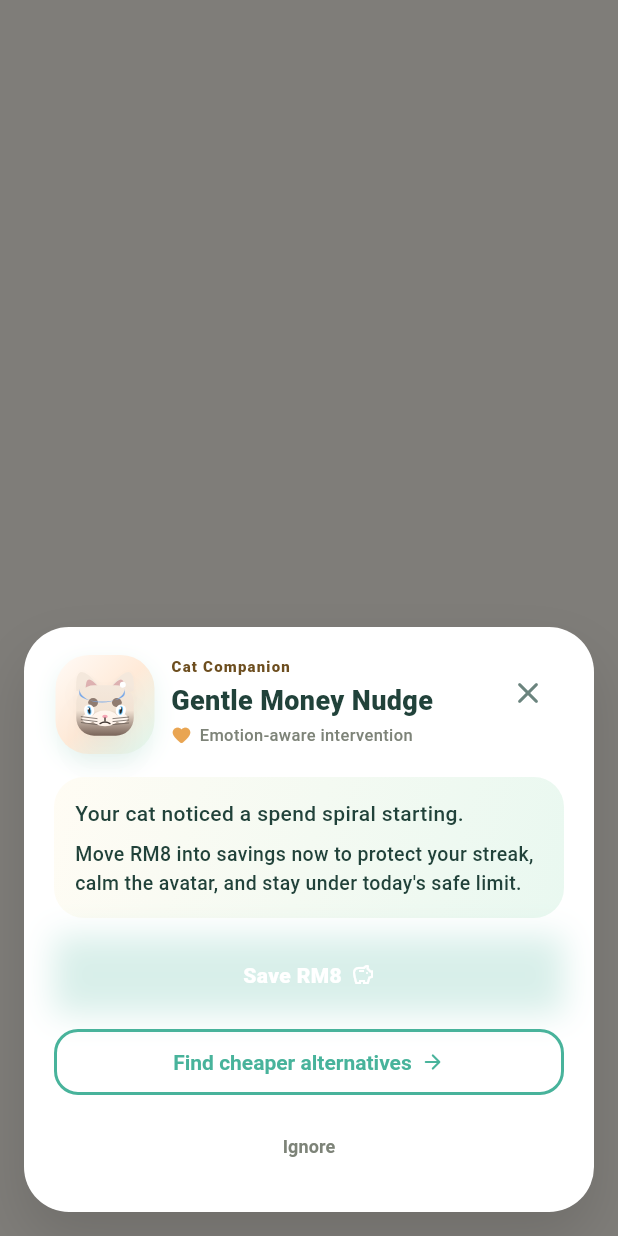
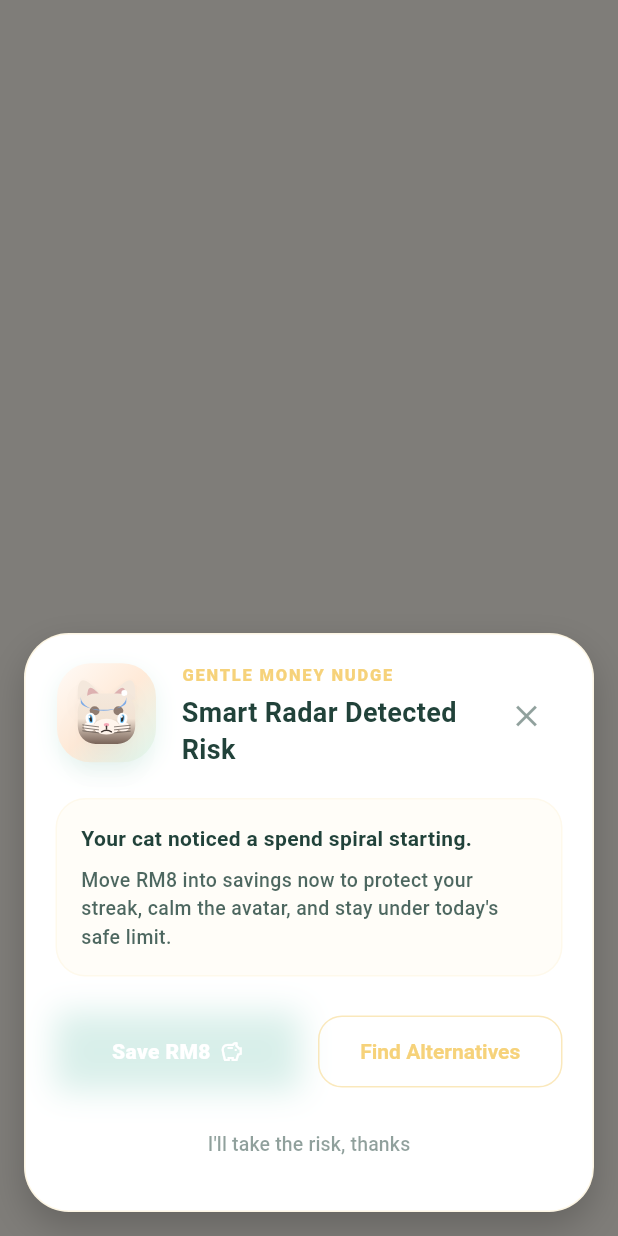
Before and after one commit to wyii1200/ThinkTwice, a Flutter app: the AIInterventionModal widget shown alone on an empty page, opened directly with empty values, on a phone screen of 412 x 824 dp. Run offline on Flutter 3.47's test engine with Material 3 defaults, Android fonts, the phone set to English and light mode, and no system bars; our stand-ins replace firebase_auth, firebase_core, geolocator, google_maps_flutter, image_picker, shared_preferences; accounts and stored records are empty; statements that could not run were skipped.

Commit message:
updated hosting url

```diff
--- a/flutter_app/lib/src/screens/home_page.dart
+++ b/flutter_app/lib/src/screens/home_page.dart
@@ -23,6 +23,7 @@ class HomePage extends StatefulWidget {
     required this.accessory,
     required this.effect,
     required this.showAlert,
+    this.latestNudge,
     required this.onSaveAlert,
     required this.onOpenAlternatives,
     required this.onDismissAlert,
@@ -49,6 +50,7 @@ class HomePage extends StatefulWidget {
   final String accessory;
   final String effect;
   final bool showAlert;
+  final AiNudge? latestNudge;
   final VoidCallback onSaveAlert;
   final VoidCallback onOpenAlternatives;
   final VoidCallback onDismissAlert;
@@ -115,18 +117,25 @@ class _HomePageState extends State<HomePage> {
               ?.toString() ??
           'spending';
 
-      if (triggerSmartRadar && mounted) {
+      if (triggerSmartRadar && mounted && !widget.showAlert) {
         ScaffoldMessenger.of(context).showSnackBar(
           SnackBar(
-            duration: const Duration(seconds: 3),
-            content: Text(
-              'Smart Radar activated for $radarCategory spending. Opening Radar...',
+            content: Row(
+              children: [
+                const Icon(Icons.radar, color: Colors.white),
+                const SizedBox(width: 12),
+                Expanded(child: Text(fullAiResult['integrationPayload']?['smartRadar']?['radarMessage'] ?? 'Smart Radar activated!')),
+              ],
             ),
+            backgroundColor: context.colors.accent,
+            behavior: SnackBarBehavior.floating,
+            duration: const Duration(seconds: 4),
           ),
         );
 
-        Future.delayed(const Duration(seconds: 2), () {
-          if (mounted) {
+        // Only auto-navigate if the intervention modal isn't showing
+        Future.delayed(const Duration(seconds: 3), () {
+          if (mounted && !widget.showAlert) {
             widget.onNavigate(1);
           }
         });
@@ -1161,6 +1170,7 @@ class _HomePageState extends State<HomePage> {
         if (showAlert)
           Positioned.fill(
             child: AIInterventionModal(
+              nudge: widget.latestNudge,
               onSaveNow: onSaveAlert,
               onFindAlternative: onOpenAlternatives,
               onIgnore: onDismissAlert,
--- a/flutter_app/lib/src/screens/radar_screen.dart
+++ b/flutter_app/lib/src/screens/radar_screen.dart
@@ -61,6 +61,7 @@ class _RadarPageState extends State<RadarPage> {
   // Run `ipconfig` in PowerShell → IPv4 Address under WiFi adapter
   // e.g. 'http://192.168.1.105:4000'
   // Emulator: 'http://10.0.2.2:4000'  |  Web/desktop: 'http://localhost:4000'
+  // Deployed: 'https://thinktwice-zu5d.onrender.com/'
 
   static String get _userId {
     final user = FirebaseAuth.instance.currentUser;
--- a/flutter_app/lib/src/services/backend_api_service.dart
+++ b/flutter_app/lib/src/services/backend_api_service.dart
@@ -1,7 +1,7 @@
 import 'dart:convert';
 import 'package:http/http.dart' as http;
 
-const String _backendUrl = 'http://localhost:3000';
+const String _backendUrl = 'https://us-central1-thinktwice-kamihack.cloudfunctions.net/api';
 
 class UserProfile {
   final String userId;
--- a/flutter_app/lib/src/services/radar_api_service.dart
+++ b/flutter_app/lib/src/services/radar_api_service.dart
@@ -5,7 +5,7 @@ import 'package:http/http.dart' as http;
 
 //const String _baseUrl = 'https://thinktwice-zu5d.onrender.com/';
 
-const String _baseUrl = 'http://localhost:4000';
+const String _baseUrl = 'https://thinktwice-zu5d.onrender.com/';
 // ─── Response models ──────────────────────────────────────────────────────────
 
 class ApiDeal {
--- a/flutter_app/lib/src/widgets/shared.dart
+++ b/flutter_app/lib/src/widgets/shared.dart
@@ -5,6 +5,7 @@ import 'package:flutter/material.dart';
 import '../../widgets/cat_head_avatar.dart';
 import '../core/app_theme.dart';
 import '../core/models.dart';
+import '../services/backend_api_service.dart';
 
 export '../../widgets/cat_head_avatar.dart'
     show AvatarMood, avatarMoodFromId, avatarMoodId, catBreedConfigs, catBreedLabel, moodLabel;
@@ -287,26 +288,38 @@ Widget avatarMoodBadge(BuildContext context, AvatarMood mood) {
 }
 
 class AIInterventionModal extends StatelessWidget {
+  final AiNudge? nudge;
+  final VoidCallback onSaveNow;
+  final VoidCallback onFindAlternative;
+  final VoidCallback onIgnore;
+
   const AIInterventionModal({
     super.key,
+    this.nudge,
     required this.onSaveNow,
     required this.onFindAlternative,
     required this.onIgnore,
   });
 
-  final VoidCallback onSaveNow;
-  final VoidCallback onFindAlternative;
-  final VoidCallback onIgnore;
-
   @override
   Widget build(BuildContext context) {
+    // Determine the save amount from nudge or fallback
+    final saveAmount = nudge?.saveAmount ?? 8.0;
+    final saveText = 'Save RM${saveAmount.toStringAsFixed(0)}';
+
+    // Determine the main message
+    final mainMessage = nudge?.nudgeText ?? 'Your cat noticed a spend spiral starting.';
+
+    // Determine the action message
+    final nudgeText = nudge?.suggestedAction ??
+        'Move RM${saveAmount.toStringAsFixed(0)} into savings now to protect your streak, calm the avatar, and stay under today\'s safe limit.';
     return Material(
       color: Colors.black.withOpacity(0.5),
       child: SafeArea(
         child: Align(
           alignment: Alignment.bottomCenter,
           child: Padding(
-            padding: const EdgeInsets.all(16),
+            padding: const EdgeInsets.all(16.0),
             child: Container(
               constraints: const BoxConstraints(maxWidth: 430),
               padding: const EdgeInsets.all(20),
@@ -314,14 +327,21 @@ class AIInterventionModal extends StatelessWidget {
                 color: context.colors.card,
                 borderRadius: BorderRadius.circular(30),
                 boxShadow: [
-                  BoxShadow(color: Colors.black.withOpacity(0.12), blurRadius: 32, offset: const Offset(0, 18)),
+                  BoxShadow(
+                    color: Colors.black.withOpacity(0.2),
+                    blurRadius: 20,
+                    offset: const Offset(0, 10),
+                  ),
                 ],
+                border: Border.all(
+                  color: context.colors.accent.withOpacity(0.2),
+                  width: 1,
+                ),
               ),
               child: Column(
                 mainAxisSize: MainAxisSize.min,
                 children: [
                   Row(
-                    crossAxisAlignment: CrossAxisAlignment.start,
                     children: [
                       WalletGuardianPreview(
                         breed: 'siamese',
@@ -330,86 +350,101 @@ class AIInterventionModal extends StatelessWidget {
                         mood: AvatarMood.sad,
                         size: 68,
                       ),
-                      const SizedBox(width: 10),
+                      const SizedBox(width: 16),
                       Expanded(
                         child: Column(
                           crossAxisAlignment: CrossAxisAlignment.start,
                           children: [
-                            Text('Cat Companion', style: TextStyle(fontSize: 10, fontWeight: FontWeight.w800, letterSpacing: 0.8, color: context.colors.accentForeground)),
-                            const SizedBox(height: 2),
-                            const Text('Gentle Money Nudge', style: TextStyle(fontSize: 18, fontWeight: FontWeight.w800)),
+                            Text(
+                              'GENTLE MONEY NUDGE',
+                              style: TextStyle(
+                                fontSize: 11,
+                                fontWeight: FontWeight.w900,
+                                letterSpacing: 1.2,
+                                color: context.colors.accent,
+                              ),
+                            ),
                             const SizedBox(height: 4),
-                            Row(
-                              children: [
-                                Icon(Icons.favorite_rounded, size: 14, color: context.colors.warning),
-                                const SizedBox(width: 5),
-                                Text('Emotion-aware intervention', style: TextStyle(fontSize: 11, color: context.colors.mutedForeground)),
-                              ],
+                            Text(
+                              'Smart Radar Detected Risk',
+                              style: TextStyle(
+                                fontSize: 18,
+                                fontWeight: FontWeight.bold,
+                                color: context.colors.foreground,
+                              ),
                             ),
                           ],
                         ),
                       ),
                       IconButton(
                         onPressed: onIgnore,
-                        icon: const Icon(Icons.close_rounded),
-                        color: const Color(0xFF6B847E),
+                        icon: Icon(Icons.close, color: context.colors.foreground.withOpacity(0.5)),
+                      ),
+                    ],
+                  ),
+                  const SizedBox(height: 20),
+                  Container(
+                    padding: const EdgeInsets.all(16),
+                    decoration: BoxDecoration(
+                      color: context.colors.accent.withOpacity(0.05),
+                      borderRadius: BorderRadius.circular(20),
+                      border: Border.all(
+                        color: context.colors.accent.withOpacity(0.1),
+                        width: 1,
+                      ),
+                    ),
+                    child: Column(
+                      crossAxisAlignment: CrossAxisAlignment.start,
+                      children: [
+                        Text(
+                          mainMessage,
+                          style: const TextStyle(fontSize: 14, height: 1.45, fontWeight: FontWeight.w600),
+                        ),
+                        const SizedBox(height: 8),
+                        Text(
+                          nudgeText,
+                          style: TextStyle(fontSize: 13, height: 1.45, color: context.colors.foreground.withOpacity(0.8)),
+                        ),
+                      ],
+                    ),
+                  ),
+                  const SizedBox(height: 24),
+                  Row(
+                    children: [
+                      Expanded(
+                        child: GradientButton(
+                          text: saveText,
+                          icon: Icons.savings_outlined,
+                          onPressed: onSaveNow,
+                        ),
+                      ),
+                      const SizedBox(width: 12),
+                      Expanded(
+                        child: OutlinedButton(
+                          onPressed: onFindAlternative,
+                          style: OutlinedButton.styleFrom(
+                            padding: const EdgeInsets.symmetric(vertical: 16),
+                            shape: RoundedRectangleBorder(borderRadius: BorderRadius.circular(16)),
+                            side: BorderSide(color: context.colors.accent.withOpacity(0.5)),
+                          ),
+                          child: Text(
+                            'Find Alternatives',
+                            style: TextStyle(color: context.colors.accent, fontWeight: FontWeight.bold),
+                          ),
+                        ),
                       ),
                     ],
                   ),
                   const SizedBox(height: 12),
-                  Container(
-                    width: double.infinity,
-                    padding: const EdgeInsets.all(14),
-                    decoration: BoxDecoration(
-                      gradient: context.colors.softMintGradient,
-                      borderRadius: BorderRadius.circular(20),
-                    ),
-                    child: const Column(
-                      crossAxisAlignment: CrossAxisAlignment.start,
-                      children: [
-                        Text(
-                          'Your cat noticed a spend spiral starting.',
-                          style: TextStyle(fontSize: 14, height: 1.45),
-                        ),
-                        SizedBox(height: 8),
-                        Text(
-                          'Move RM8 into savings now to protect your streak, calm the avatar, and stay under today\'s safe limit.',
-                          style: TextStyle(fontSize: 13, height: 1.45),
-                        ),
-                      ],
-                    ),
-                  ),
-                  const SizedBox(height: 12),
-                  GradientButton(
-                    text: 'Save RM8',
-                    icon: Icons.savings_outlined,
-                    onPressed: onSaveNow,
-                  ),
-                  const SizedBox(height: 8),
-                  OutlinedButton(
-                    onPressed: onFindAlternative,
-                    style: OutlinedButton.styleFrom(
-                      minimumSize: const Size.fromHeight(44),
-                      shape: RoundedRectangleBorder(borderRadius: BorderRadius.circular(16)),
-                      side: BorderSide(color: context.colors.primary, width: 2),
-                      foregroundColor: context.colors.primary,
-                    ),
-                    child: const Row(
-                      mainAxisAlignment: MainAxisAlignment.center,
-                      children: [
-                        Text('Find cheaper alternatives', style: TextStyle(fontWeight: FontWeight.w700)),
-                        SizedBox(width: 6),
-                        Icon(Icons.arrow_forward_rounded, size: 16),
-                      ],
-                    ),
-                  ),
-                  const SizedBox(height: 8),
                   TextButton(
                     onPressed: onIgnore,
-                    style: TextButton.styleFrom(
-                      foregroundColor: context.colors.mutedForeground,
+                    child: Text(
+                      'I\'ll take the risk, thanks',
+                      style: TextStyle(
+                        color: context.colors.foreground.withOpacity(0.5),
+                        fontSize: 13,
+                      ),
                     ),
-                    child: Text('Ignore', style: TextStyle(fontSize: 12, fontWeight: FontWeight.w600, color: context.colors.mutedForeground)),
                   ),
                 ],
               ),
```
Also changed, not shown: flutter_app/firebase.json (added), 10 other files.
